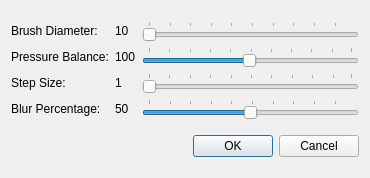
Above: designer/BrushOptionsDialogUi.ui from skitzycat/beedraw before the change. Below: the same form after it.
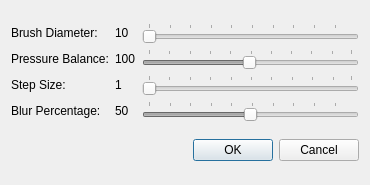
That is the form after the change.

```diff
--- a/designer/BrushOptionsDialogUi.ui
+++ b/designer/BrushOptionsDialogUi.ui
@@ -6,7 +6,7 @@
     <x>0</x>
     <y>0</y>
     <width>370</width>
-    <height>178</height>
+    <height>185</height>
    </rect>
   </property>
   <property name="windowTitle" >
@@ -31,6 +31,9 @@
      </item>
      <item row="1" column="2" >
       <widget class="QSlider" name="pressurebalance" >
+       <property name="enabled" >
+        <bool>false</bool>
+       </property>
        <property name="minimum" >
         <number>1</number>
        </property>
@@ -67,6 +70,9 @@
      </item>
      <item row="3" column="2" >
       <widget class="QSlider" name="blurslider" >
+       <property name="enabled" >
+        <bool>false</bool>
+       </property>
        <property name="minimum" >
         <number>1</number>
        </property>
```
